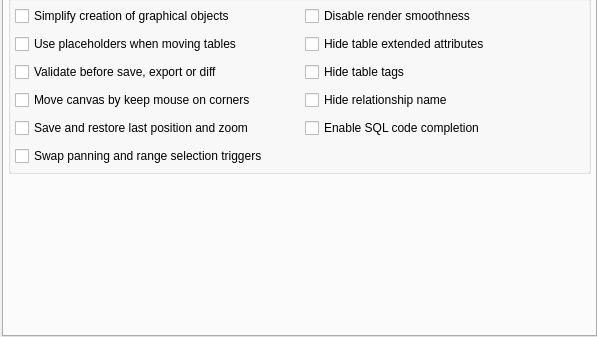
The window that libpgmodeler_ui/ui/generalconfigwidget.ui (pgmodeler/pgmodeler) describes before a commit, drawn with Qt 5; both pictures show x 0 to 597 and y 193 to 530 of the 597 by 530 pixel window.
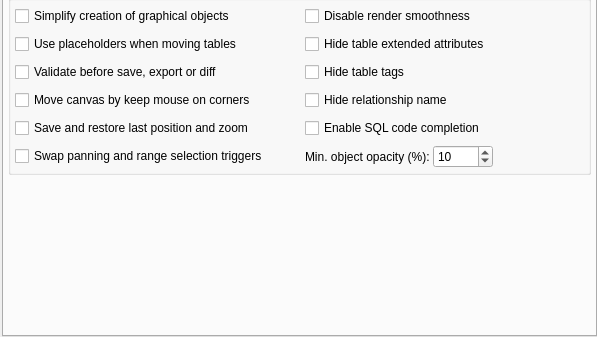
The same window after the commit.

Commit message: Starting to add an option in GeneralConfigWidget to control the minimum object opacity value

Diff of the .ui file:
```diff
--- a/libpgmodeler_ui/ui/generalconfigwidget.ui
+++ b/libpgmodeler_ui/ui/generalconfigwidget.ui
@@ -835,6 +835,89 @@
             </item>
            </layout>
           </item>
+          <item row="5" column="1">
+           <layout class="QHBoxLayout" name="horizontalLayout_17">
+            <item>
+             <widget class="QLabel" name="min_obj_opacity_lbl">
+              <property name="sizePolicy">
+               <sizepolicy hsizetype="Preferred" vsizetype="Preferred">
+                <horstretch>0</horstretch>
+                <verstretch>0</verstretch>
+               </sizepolicy>
+              </property>
+              <property name="text">
+               <string>Min. object opacity (%): </string>
+              </property>
+             </widget>
+            </item>
+            <item>
+             <widget class="QSpinBox" name="min_obj_opacity_spb">
+              <property name="sizePolicy">
+               <sizepolicy hsizetype="Minimum" vsizetype="Fixed">
+                <horstretch>0</horstretch>
+                <verstretch>0</verstretch>
+               </sizepolicy>
+              </property>
+              <property name="minimumSize">
+               <size>
+                <width>60</width>
+                <height>0</height>
+               </size>
+              </property>
+              <property name="statusTip">
+               <string>Defines the minimum opacity percentage applied to the objects when using the fade out feature. A zero opacity causes the object to be completely hidden not being possible to interact with it in the canvas area.</string>
+              </property>
+              <property name="minimum">
+               <number>0</number>
+              </property>
+              <property name="maximum">
+               <number>100</number>
+              </property>
+              <property name="singleStep">
+               <number>1</number>
+              </property>
+              <property name="value">
+               <number>10</number>
+              </property>
+             </widget>
+            </item>
+            <item>
+             <spacer name="horizontalSpacer_3">
+              <property name="orientation">
+               <enum>Qt::Horizontal</enum>
+              </property>
+              <property name="sizeHint" stdset="0">
+               <size>
+                <width>40</width>
+                <height>20</height>
+               </size>
+              </property>
+             </spacer>
+            </item>
+            <item>
+             <widget class="QWidget" name="min_obj_opacity_hint" native="true">
+              <property name="sizePolicy">
+               <sizepolicy hsizetype="Fixed" vsizetype="Fixed">
+                <horstretch>0</horstretch>
+                <verstretch>0</verstretch>
+               </sizepolicy>
+              </property>
+              <property name="minimumSize">
+               <size>
+                <width>22</width>
+                <height>22</height>
+               </size>
+              </property>
+              <property name="maximumSize">
+               <size>
+                <width>22</width>
+                <height>22</height>
+               </size>
+              </property>
+             </widget>
+            </item>
+           </layout>
+          </item>
          </layout>
         </widget>
        </item>
```
The commit also changes 4 other files.
